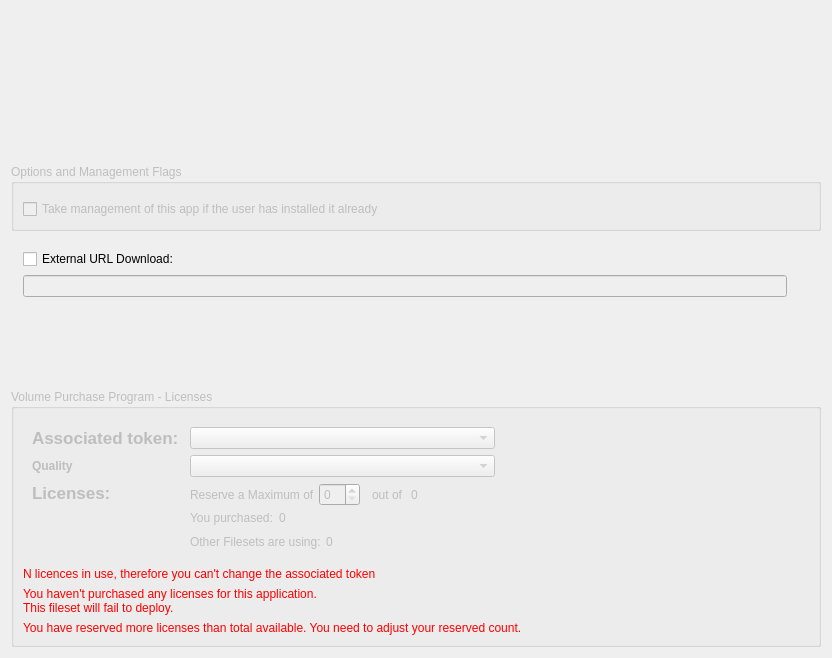
Qt form FWAdminLib/IOSAppDetailsTab.ui (fw-dev/translations) before a commit.
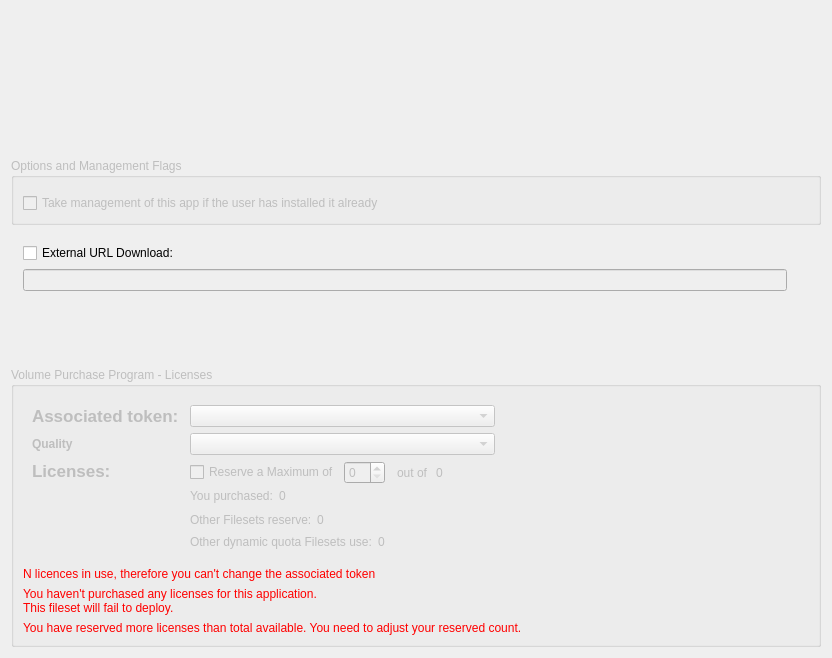
The same form after that commit. Custom widgets are drawn as their Qt base class.

Diff of the .ui file:
```diff
--- a/FWAdminLib/IOSAppDetailsTab.ui
+++ b/FWAdminLib/IOSAppDetailsTab.ui
@@ -459,7 +459,7 @@
                   <number>-1</number>
                  </property>
                  <item>
-                  <widget class="QLabel" name="label_5">
+                  <widget class="QCheckBox" name="reserveLicenses">
                    <property name="text">
                     <string>Reserve a Maximum of </string>
                    </property>
@@ -565,7 +565,7 @@
                  <item>
                   <widget class="QLabel" name="label_4">
                    <property name="text">
-                    <string>Other Filesets are using: </string>
+                    <string>Other Filesets reserve: </string>
                    </property>
                   </widget>
                  </item>
@@ -591,6 +591,38 @@
                  </item>
                 </layout>
                </item>
+               <item>
+                <layout class="QHBoxLayout" name="horizontalLayout_10">
+                 <item>
+                  <widget class="QLabel" name="label_5">
+                   <property name="text">
+                    <string>Other dynamic quota Filesets use: </string>
+                   </property>
+                  </widget>
+                 </item>
+                 <item>
+                  <widget class="QLabel" name="dynamicQuotaLicensesInUse">
+                   <property name="text">
+                    <string>0</string>
+                   </property>
+                  </widget>
+                 </item>
+                 <item>
+                  <spacer name="horizontalSpacer_6">
+                   <property name="orientation">
+                    <enum>Qt::Horizontal</enum>
+                   </property>
+                   <property name="sizeHint" stdset="0">
+                    <size>
+                     <width>40</width>
+                     <height>20</height>
+                    </size>
+                   </property>
+                  </spacer>
+                 </item>
+                </layout>
+               </item>
+
               </layout>
              </item>
             </layout>
```
